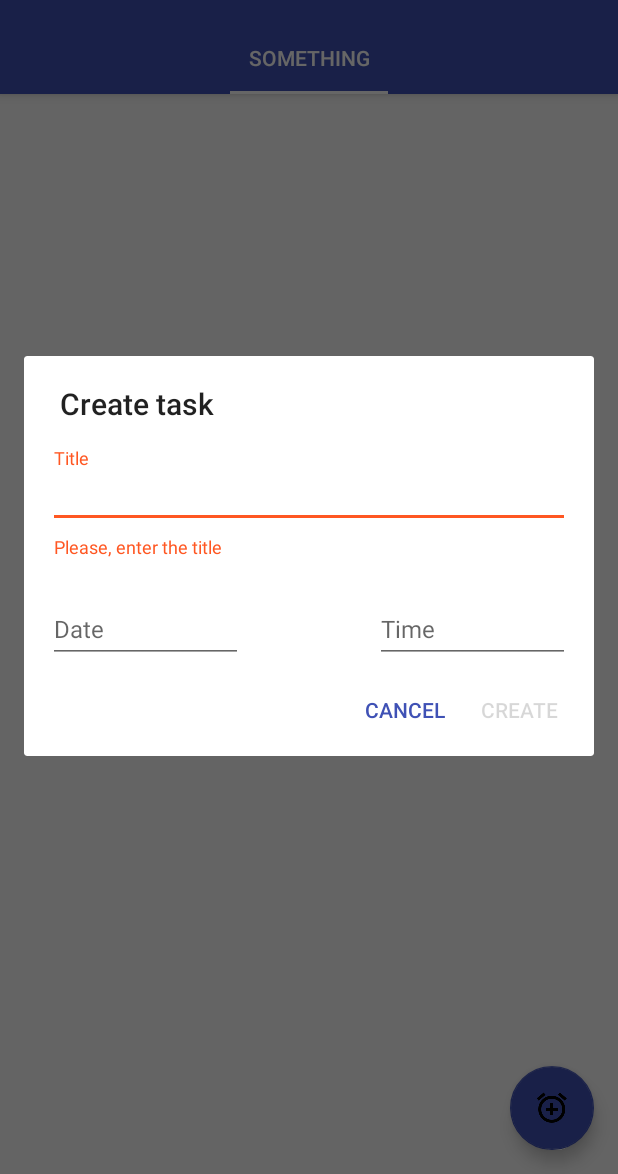
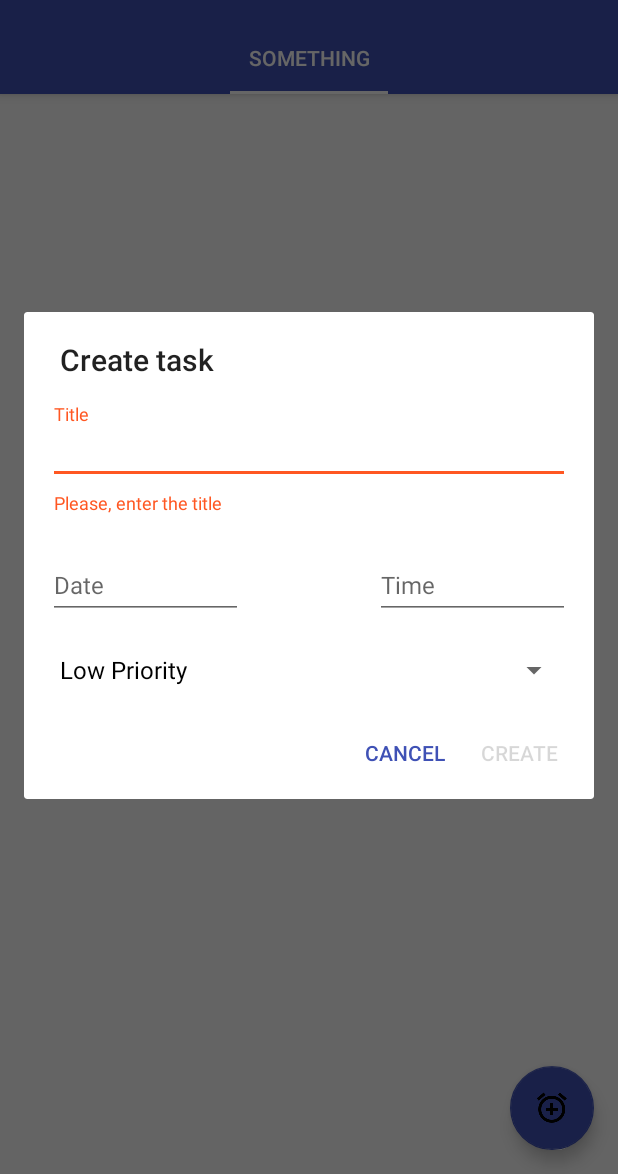
Before and after one commit to EvgeniyMoshnik/TasksReminder, an Android app: the fragment DialogCreateTask placed in its activity, after a tap on an icon or button, on a phone screen of 412 x 824 dp, the part 62-1236 px from its top. Run offline under Robolectric (Android 15) with nearby library versions, the phone set to English and light mode, and no system bars; 2 statements that could not run were skipped.

Commit message:
add status and priority

```diff
--- a/app/build.gradle
+++ b/app/build.gradle
@@ -30,6 +30,6 @@ dependencies {
     compile 'com.android.support:recyclerview-v7:25.3.1'
     compile 'junit:junit:4.12'
     compile 'com.android.support:support-v4:25.3.1'
-    compile 'de.hdodenhof.circleimageview:1.3.0'
+    compile 'de.hdodenhof:circleimageview:2.1.0'
     testCompile 'junit:junit:4.12'
 }
--- a/app/src/main/java/com/test/evgeniy/tasksreminder/Dialogs/DialogCreateTask.java
+++ b/app/src/main/java/com/test/evgeniy/tasksreminder/Dialogs/DialogCreateTask.java
@@ -14,9 +14,12 @@ import android.text.Editable;
 import android.text.TextWatcher;
 import android.view.LayoutInflater;
 import android.view.View;
+import android.widget.AdapterView;
+import android.widget.ArrayAdapter;
 import android.widget.Button;
 import android.widget.DatePicker;
 import android.widget.EditText;
+import android.widget.Spinner;
 import android.widget.TimePicker;
 
 import com.test.evgeniy.tasksreminder.Fragments.Utils;
@@ -63,14 +66,32 @@ public class DialogCreateTask extends DialogFragment {
         TextInputLayout tilTime = (TextInputLayout) container.findViewById(R.id.dialogTaskTime);
         final EditText etTime = tilTime.getEditText();
 
+        Spinner spinnerPriority = (Spinner) container.findViewById(R.id.spinnerAddTaskPriority);
+
         tilTitle.setHint(getResources().getString(R.string.task_title));
         tilDate.setHint(getResources().getString(R.string.task_date));
         tilTime.setHint(getResources().getString(R.string.task_time));
 
+        ArrayAdapter<String> priorityAdapter = new ArrayAdapter<String>(getActivity(),
+                android.R.layout.simple_spinner_dropdown_item, ModelTask.PRIORITY_LEVELS);
+
+        spinnerPriority.setAdapter(priorityAdapter);
 
         final ModelTask task = new ModelTask();
         final Calendar calendar = Calendar.getInstance();
         calendar.set(Calendar.HOUR_OF_DAY, calendar.get(Calendar.HOUR_OF_DAY) + 1);
+
+        spinnerPriority.setOnItemSelectedListener(new AdapterView.OnItemSelectedListener() {
+            @Override
+            public void onItemSelected(AdapterView<?> parent, View view, int position, long id) {
+                task.setPriority(position);
+            }
+
+            @Override
+            public void onNothingSelected(AdapterView<?> parent) {
+
+            }
+        });
 
 
         dialog.setTitle(R.string.tittle_dialog)
--- a/app/src/main/java/com/test/evgeniy/tasksreminder/Model/ModelTask.java
+++ b/app/src/main/java/com/test/evgeniy/tasksreminder/Model/ModelTask.java
@@ -1,22 +1,34 @@
 package com.test.evgeniy.tasksreminder.Model;
 
 
+import com.test.evgeniy.tasksreminder.R;
 
 public class ModelTask implements Item {
 
+    public static final int STATUS_OVERDUE = 0;
     public static final int STATUS_CURENT = 1;
     public static final int STATUS_DONE = 2;
-    public static final int STATUS_OVERDUE = 0;
+
+    public static final int PRIORITY_LOW = 0;
+    public static final int PRIORITY_NORMAL = 1;
+    public static final int PRIORITY_HIGH = 2;
+
+    public static final String[] PRIORITY_LEVELS = {"Low Priority", "Normal Priority", "High Priority"};
 
     private String title;
     private long date;
+    private int priority;
+    private int status;
 
     public ModelTask() {
+        this.status = -1;
     }
 
-    public ModelTask(String title, long date) {
+    public ModelTask(String title, long date, int priority, int status) {
         this.title = title;
         this.date = date;
+        this.priority = priority;
+        this.status = status;
     }
 
     public String getTitle() {
@@ -39,4 +51,47 @@ public class ModelTask implements Item {
     public boolean isTask() {
         return true;
     }
+
+    public int getPriorityColor() {
+        switch (getPriority()) {
+            case PRIORITY_HIGH:
+                if(getStatus() == STATUS_CURENT || getStatus() == STATUS_OVERDUE) {
+                    return R.color.priority_high;
+                }
+                else {
+                    return R.color.priority_high_selected;
+                }
+            case PRIORITY_NORMAL:
+                if (getStatus() == STATUS_CURENT || getStatus() == STATUS_OVERDUE) {
+                    return R.color.priority_normal;
+                }
+                else {
+                    return R.color.priority_normal_selected;
+                }
+            case PRIORITY_LOW:
+                if (getStatus() == STATUS_CURENT || getStatus() == STATUS_OVERDUE) {
+                    return R.color.priority_low;
+                }
+                else {
+                    return R.color.priority_low_selected;
+                }
+               default: return 0;
+        }
+    }
+
+    public int getPriority() {
+        return priority;
+    }
+
+    public void setPriority(int priority) {
+        this.priority = priority;
+    }
+
+    public int getStatus() {
+        return status;
+    }
+
+    public void setStatus(int status) {
+        this.status = status;
+    }
 }
--- a/app/src/main/res/layout/fragment_dialog.xml
+++ b/app/src/main/res/layout/fragment_dialog.xml
@@ -47,7 +47,7 @@
 
         android:layout_below="@+id/dialogTaskTitle"
         android:layout_alignRight="@+id/dialogTaskTitle"
-        tools:ignore="RtlHardcoded">
+       >
 
         <EditText
             android:layout_width="match_parent"
@@ -60,6 +60,14 @@
 
     </android.support.design.widget.TextInputLayout>
 
+    <Spinner
+        android:id="@+id/spinnerAddTaskPriority"
+        android:layout_width="match_parent"
+        android:layout_height="wrap_content"
+        android:layout_below="@id/dialogTaskDate"
+        android:layout_marginTop="10dp"
+        android:layout_marginLeft="16dp"
+        android:layout_marginRight="16dp"/>
 
 
 
--- a/app/src/main/res/values/colors.xml
+++ b/app/src/main/res/values/colors.xml
@@ -6,4 +6,17 @@
 
     <color name="colorSplashBackground">#f1e873</color>
     <color name="colorText">#ffffff</color>
+
+    <color name="priority_high">#f44336</color>
+    <color name="priority_normal">#3f51b5</color>
+    <color name="priority_low">#00bcd4</color>
+
+    <color name="priority_high_selected">#ef9a9a</color>
+    <color name="priority_normal_selected">#9fa8da</color>
+    <color name="priority_low_selected">#80deea</color>
+
+    <color name="grey_50">#FAFAFA</color>
+    <color name="grey_200">#EEEEEE</color>
+
+
 </resources>
```
Also changed, not shown: app/src/main/java/com/test/evgeniy/tasksreminder/Adapters/CurrentTaskAdapter.java (+9 -3 lines), app/src/main/java/com/test/evgeniy/tasksreminder/Adapters/TaskAdapter.java (+5 -1 lines), app/src/main/res/layout/fragment_item.xml (+10 -0 lines).
